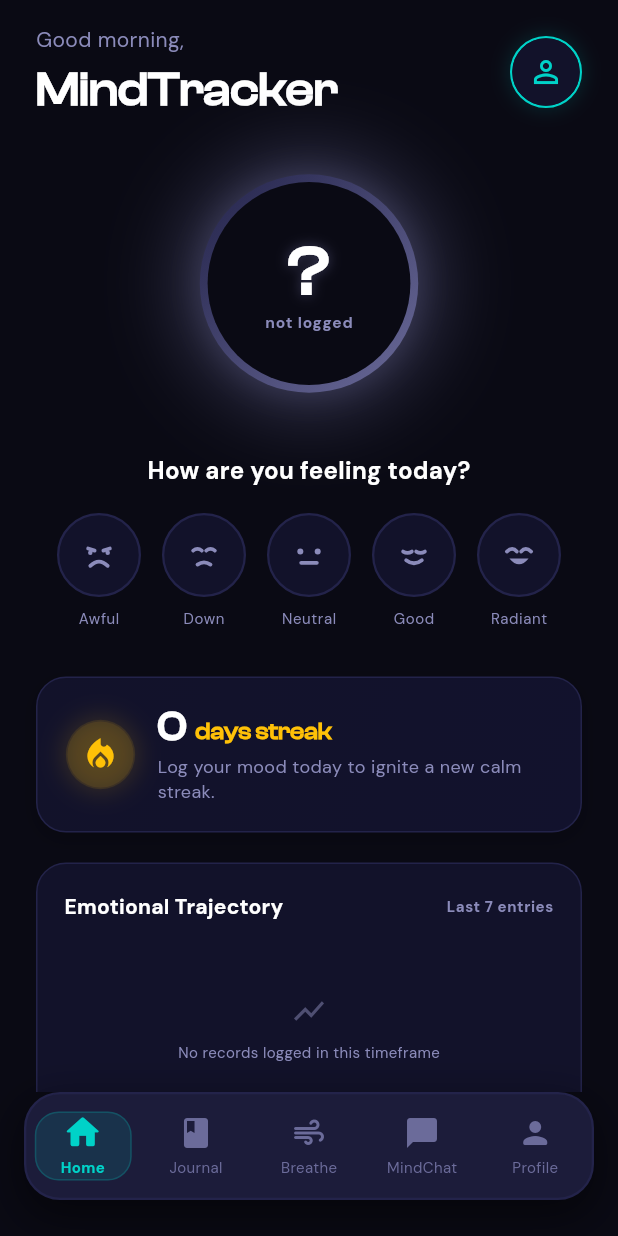
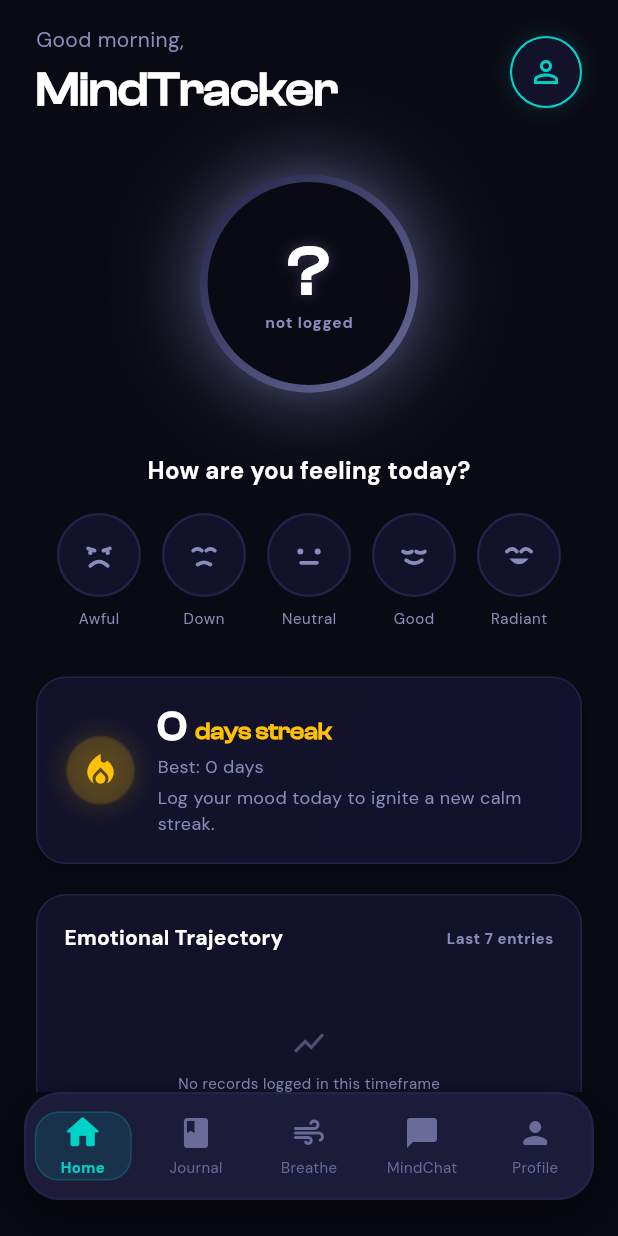
Before and after one commit to Suthankan1/mindtrack, a Flutter app: the HomeScreen screen opened by its route, on a phone screen of 412 x 824 dp. Run offline on Flutter 3.47's test engine with Material 3 defaults, Android fonts, the phone set to English and light mode, and no system bars; our stand-ins replace dio, fl_chart, flutter_riverpod, go_router, google_fonts, shared_preferences; accounts and stored records are empty; network calls fail.

Commit message:
feat: StreakCard shows current + best streak, tappable to profile

```diff
--- a/mindtrack_mobile/lib/providers/mood_provider.dart
+++ b/mindtrack_mobile/lib/providers/mood_provider.dart
@@ -189,6 +189,18 @@ final streakProvider = FutureProvider<int>((ref) async {
   }
 });
 
+/// Backend-backed longest streak, aligned with the profile stats calculation.
+final longestStreakProvider = FutureProvider<int>((ref) async {
+  final dio = ref.read(dioServiceProvider);
+  try {
+    final stats = await dio.getUserStats();
+    return stats['longestStreak'] as int? ?? 0;
+  } catch (e) {
+    debugPrint('MoodProvider: Error fetching longest streak: $e');
+    return 0;
+  }
+});
+
 /// Shared controller for actions, specifically logging the mood
 class MoodActions {
   final Ref _ref;
@@ -210,6 +222,7 @@ class MoodActions {
       _ref.read(todayMoodProvider.notifier).updateState(score);
       _ref.read(moodHistoryProvider.notifier).addLocalEntry(newEntry);
       _ref.invalidate(streakProvider);
+      _ref.invalidate(longestStreakProvider);
 
       return jsonResult;
     } catch (e) {
@@ -450,6 +463,7 @@ class SyncNotifier extends Notifier<bool> {
       await ref.read(moodHistoryProvider.notifier).refresh();
       ref.invalidate(todayMoodProvider);
       ref.invalidate(streakProvider);
+      ref.invalidate(longestStreakProvider);
       await ref.read(moodAnomalyProvider.notifier).refresh();
     } finally {
       state = false;
--- a/mindtrack_mobile/lib/widgets/streak_card.dart
+++ b/mindtrack_mobile/lib/widgets/streak_card.dart
@@ -1,12 +1,13 @@
 import 'package:flutter/material.dart';
 import 'package:flutter_riverpod/flutter_riverpod.dart';
+import 'package:go_router/go_router.dart';
 import '../providers/mood_provider.dart';
 import '../theme/app_theme.dart';
 
 /// Displays the user's current consecutive mood-logging streak with an animated
 /// gold flame icon and a motivational subtitle.
 ///
-/// Reads streak count from [streakProvider] and pulses the glow aura
+/// Reads streak counts from [streakProvider] and [longestStreakProvider] and pulses the glow aura
 /// using a repeating [AnimationController].
 class StreakCard extends ConsumerStatefulWidget {
   const StreakCard({super.key});
@@ -49,11 +50,16 @@ class _StreakCardState extends ConsumerState<StreakCard>
 
   @override
   Widget build(BuildContext context) {
-    final streakAsync = ref.watch(streakProvider);
-    final streak = streakAsync.value ?? 0;
+    final currentStreakAsync = ref.watch(streakProvider);
+    final longestStreakAsync = ref.watch(longestStreakProvider);
+    final currentStreak = currentStreakAsync.value ?? 0;
+    final longestStreak = longestStreakAsync.value ?? 0;
+    final isNewBest = currentStreak >= longestStreak && currentStreak > 1;
     final theme = Theme.of(context);
 
-    return Container(
+    return GestureDetector(
+      onTap: () => context.go('/profile'),
+      child: Container(
         width: double.infinity,
         padding: const EdgeInsets.symmetric(horizontal: 20, vertical: 18),
         decoration: BoxDecoration(
@@ -61,7 +67,10 @@ class _StreakCardState extends ConsumerState<StreakCard>
           borderRadius: BorderRadius.circular(20),
           border: Border.all(color: AppColors.borderOverlay),
           gradient: LinearGradient(
-          colors: [AppColors.surfaceColor, AppColors.surfaceColor.withBlue(45)],
+            colors: [
+              AppColors.surfaceColor,
+              AppColors.surfaceColor.withBlue(45),
+            ],
             begin: Alignment.topLeft,
             end: Alignment.bottomRight,
           ),
@@ -129,7 +138,7 @@ class _StreakCardState extends ConsumerState<StreakCard>
                     textBaseline: TextBaseline.alphabetic,
                     children: [
                       Text(
-                      '$streak',
+                        '$currentStreak',
                         style: theme.textTheme.displayMedium?.copyWith(
                           color: Colors.white,
                           fontWeight: FontWeight.bold,
@@ -139,7 +148,7 @@ class _StreakCardState extends ConsumerState<StreakCard>
                       ),
                       const SizedBox(width: 6),
                       Text(
-                      streak == 1 ? 'day streak' : 'days streak',
+                        currentStreak == 1 ? 'day streak' : 'days streak',
                         style: theme.textTheme.headlineSmall?.copyWith(
                           color: Colors.amber,
                           fontSize: 16,
@@ -151,7 +160,15 @@ class _StreakCardState extends ConsumerState<StreakCard>
                   ),
                   const SizedBox(height: 4),
                   Text(
-                  streak > 0
+                    'Best: $longestStreak days',
+                    style: theme.textTheme.bodyMedium?.copyWith(
+                      color: AppColors.textMuted,
+                      fontSize: 12,
+                    ),
+                  ),
+                  const SizedBox(height: 4),
+                  Text(
+                    currentStreak > 0
                         ? 'Keep protecting your emotional consistency spark.'
                         : 'Log your mood today to ignite a new calm streak.',
                     style: theme.textTheme.bodyMedium?.copyWith(
@@ -162,7 +179,32 @@ class _StreakCardState extends ConsumerState<StreakCard>
                 ],
               ),
             ),
+            if (isNewBest) ...[
+              const SizedBox(width: 12),
+              Container(
+                padding: const EdgeInsets.symmetric(
+                  horizontal: 10,
+                  vertical: 6,
+                ),
+                decoration: BoxDecoration(
+                  color: Colors.green.withValues(alpha: 0.15),
+                  borderRadius: BorderRadius.circular(999),
+                  border: Border.all(
+                    color: Colors.green.withValues(alpha: 0.45),
+                  ),
+                ),
+                child: Text(
+                  'NEW BEST!',
+                  style: theme.textTheme.labelSmall?.copyWith(
+                    color: Colors.greenAccent,
+                    fontWeight: FontWeight.w800,
+                    letterSpacing: 0.4,
+                  ),
+                ),
+              ),
             ],
+          ],
+        ),
       ),
     );
   }
```
Lines whose indentation alone changed are shown as unchanged.
